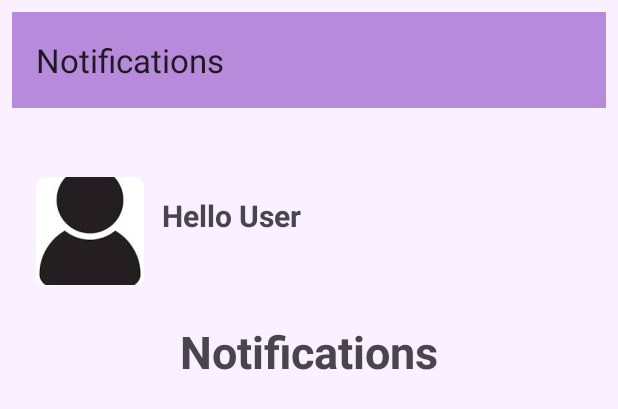
After one commit to ST10375622/POE_Summative, an Android app: the layout activity_notification.xml on its own in the app's theme, with its tools: preview values and no code run, on a phone screen of 412 x 824 dp. The commit adds this screen. Shown: the top 409 px of the screen. Run offline under Robolectric (Android 15) with nearby library versions, the phone set to English and light mode, and no system bars.

Commit message:
NotificationActivity created

```diff
--- a/app/src/main/AndroidManifest.xml
+++ b/app/src/main/AndroidManifest.xml
@@ -12,6 +12,9 @@
         android:supportsRtl="true"
         android:theme="@style/Theme.POE_Summative"
         tools:targetApi="31">
+        <activity
+            android:name=".NotificationActivity"
+            android:exported="false" />
         <activity
             android:name=".AllExpensesActivity"
             android:exported="false" />
--- a/app/src/main/java/com/fake/poe_summative/AllExpensesActivity.kt
+++ b/app/src/main/java/com/fake/poe_summative/AllExpensesActivity.kt
@@ -174,6 +174,7 @@ class AllExpensesActivity : AppCompatActivity() {
                 R.id.Budget -> startActivity(Intent(this, BudgetActivity::class.java))
                 R.id.Progress -> startActivity(Intent(this, ProgressActivity::class.java))
                 R.id.home -> startActivity(Intent(this, HomeActivity::class.java))
+                R.id.Notification -> startActivity(Intent(this, NotificationActivity::class.java))
                 //R.id.Profile -> startActivity(Intent(this, ProfileActivity::class.java))
                 R.id.Report -> startActivity(Intent(this, MonthlyReportActivity::class.java))
                 else -> false
--- a/app/src/main/java/com/fake/poe_summative/HomeActivity.kt
+++ b/app/src/main/java/com/fake/poe_summative/HomeActivity.kt
@@ -278,6 +278,7 @@ class HomeActivity : AppCompatActivity() {
                 R.id.Budget -> startActivity(Intent(this, BudgetActivity::class.java))
                 R.id.Progress -> startActivity(Intent(this, ProgressActivity::class.java))
                 R.id.Report -> startActivity(Intent(this, MonthlyReportActivity::class.java))
+                R.id.Notification -> startActivity(Intent(this, NotificationActivity::class.java))
                 //R.id.Profile -> startActivity(Intent(this, ProfileActivity::class.java))
                 R.id.home -> recreate()
                 else -> false
--- a/app/src/main/java/com/fake/poe_summative/MonthlyReportActivity.kt
+++ b/app/src/main/java/com/fake/poe_summative/MonthlyReportActivity.kt
@@ -192,6 +192,7 @@ class MonthlyReportActivity : AppCompatActivity() {
                 R.id.Budget -> startActivity(Intent(this, BudgetActivity::class.java))
                 R.id.Progress -> startActivity(Intent(this, ProgressActivity::class.java))
                 R.id.home -> startActivity(Intent(this, HomeActivity::class.java))
+                R.id.Notification -> startActivity(Intent(this, NotificationActivity::class.java))
                 //R.id.Profile -> startActivity(Intent(this, ProfileActivity::class.java))
                 R.id.Report -> recreate()
                 else -> false
--- /dev/null
+++ b/app/src/main/res/layout/activity_notification.xml
@@ -0,0 +1,93 @@
+<?xml version="1.0" encoding="utf-8"?>
+<!--Code Attribution:
+    Navigation View
+    using side navigation menu (Android Developers, 2024)
+    Link: https://developer.android.com/reference/com/google/android/material/navigation/NavigationView -->
+<androidx.drawerlayout.widget.DrawerLayout xmlns:android="http://schemas.android.com/apk/res/android"
+    xmlns:app="http://schemas.android.com/apk/res-auto"
+    xmlns:tools="http://schemas.android.com/tools"
+    android:id="@+id/drawer_layout"
+    android:layout_width="match_parent"
+    android:layout_height="match_parent"
+    tools:context=".NotificationActivity"
+    android:background="@color/Lavander">
+
+    <LinearLayout
+        android:layout_width="match_parent"
+        android:layout_height="match_parent"
+        android:orientation="vertical"
+        android:padding="8dp">
+
+        <androidx.appcompat.widget.Toolbar
+            android:id="@+id/toolbar"
+            android:layout_width="match_parent"
+            android:layout_height="wrap_content"
+            android:background="@color/Purple"
+            app:title="Notifications"/>
+
+        <ScrollView
+            android:layout_width="match_parent"
+            android:layout_height="match_parent">
+
+            <LinearLayout
+                android:layout_width="match_parent"
+                android:layout_height="wrap_content"
+                android:orientation="vertical"
+                android:padding="16dp">
+
+                <!--Users information section-->
+                <LinearLayout
+                    android:layout_width="match_parent"
+                    android:layout_height="wrap_content"
+                    android:orientation="horizontal"
+                    android:layout_marginTop="30dp">
+
+                    <ImageView
+                        android:id="@+id/imageProfile"
+                        android:layout_width="wrap_content"
+                        android:layout_height="wrap_content"
+                        android:scaleType="centerCrop"
+                        android:background="@mipmap/profile"/>
+
+                    <TextView
+                        android:id="@+id/textProfileName"
+                        android:layout_width="wrap_content"
+                        android:layout_height="wrap_content"
+                        android:text="Hello User"
+                        android:textSize="20sp"
+                        android:textStyle="bold"
+                        android:gravity="center_vertical"
+                        android:padding="12dp"/>
+                </LinearLayout>
+
+                <TextView
+                    android:text="Notifications"
+                    android:textStyle="bold"
+                    android:textSize="30dp"
+                    android:layout_marginTop="16dp"
+                    android:layout_gravity="center"
+                    android:layout_width="wrap_content"
+                    android:layout_height="wrap_content"
+                    android:padding="8dp"/>
+
+                <androidx.recyclerview.widget.RecyclerView
+                    android:id="@+id/RecyclerNotifications"
+                    android:layout_width="358dp"
+                    android:layout_height="match_parent"
+                    android:layout_marginTop="8dp" />
+
+            </LinearLayout>
+        </ScrollView>
+    </LinearLayout>
+
+    <com.google.android.material.navigation.NavigationView
+        android:id="@+id/nav_view"
+        android:layout_width="wrap_content"
+        android:layout_height="match_parent"
+        android:layout_gravity="start"
+        android:background="@color/Purple"
+        app:menu="@menu/navigation"
+        app:itemIconTint="@color/black"
+        app:itemTextColor="@color/black"/>
+
+</androidx.drawerlayout.widget.DrawerLayout>
```
Also changed, not shown: app/src/main/java/com/fake/poe_summative/BudgetActivity.kt (+32 -0 lines), app/src/main/java/com/fake/poe_summative/Notification.kt (added, +10 -0 lines), app/src/main/java/com/fake/poe_summative/NotificationActivity.kt (added, +144 -0 lines), app/src/main/java/com/fake/poe_summative/NotificationAdapter.kt (added, +40 -0 lines), app/src/main/res/layout/item_notification.xml (added, +44 -0 lines).
